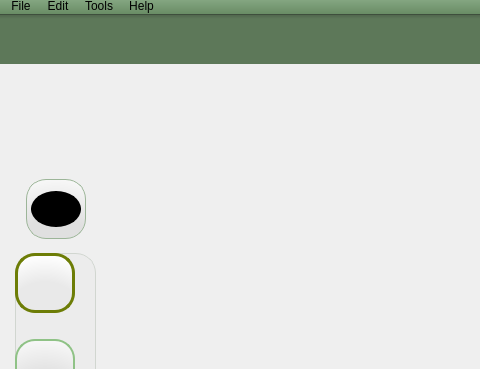
MaxMalts/Online_Board, file onlineboard.ui: the form before one commit; both pictures show x 0 to 480 and y 0 to 369 of the 982 by 531 pixel window.
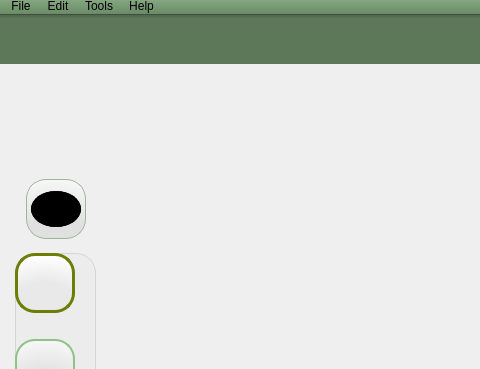
The form after the commit. Icons and pictures are not drawn.

Commit message: Added trancparency background to main color preview

```diff
--- a/onlineboard.ui
+++ b/onlineboard.ui
@@ -674,7 +674,7 @@
          <property name="checked">
           <bool>false</bool>
          </property>
-         <widget class="QWidget" name="colorPreview" native="true">
+         <widget class="QWidget" name="colorPreviewBgd" native="true">
           <property name="geometry">
            <rect>
             <x>5</x>
@@ -685,12 +685,27 @@
           </property>
           <property name="styleSheet">
            <string notr="true">QWidget {
-	background-color: black;
+	background: url(':/resources/img/transparency.png');
 	border: 2px solid;
 	border-color: black;
 	border-radius: 25px 18px;
 }</string>
           </property>
+          <widget class="QWidget" name="colorPreview" native="true">
+           <property name="geometry">
+            <rect>
+             <x>0</x>
+             <y>0</y>
+             <width>50</width>
+             <height>36</height>
+            </rect>
+           </property>
+           <property name="styleSheet">
+            <string notr="true">QWidget {
+	background: black;
+}</string>
+           </property>
+          </widget>
          </widget>
         </widget>
        </widget>
```
The commit also changes 1 other file.
